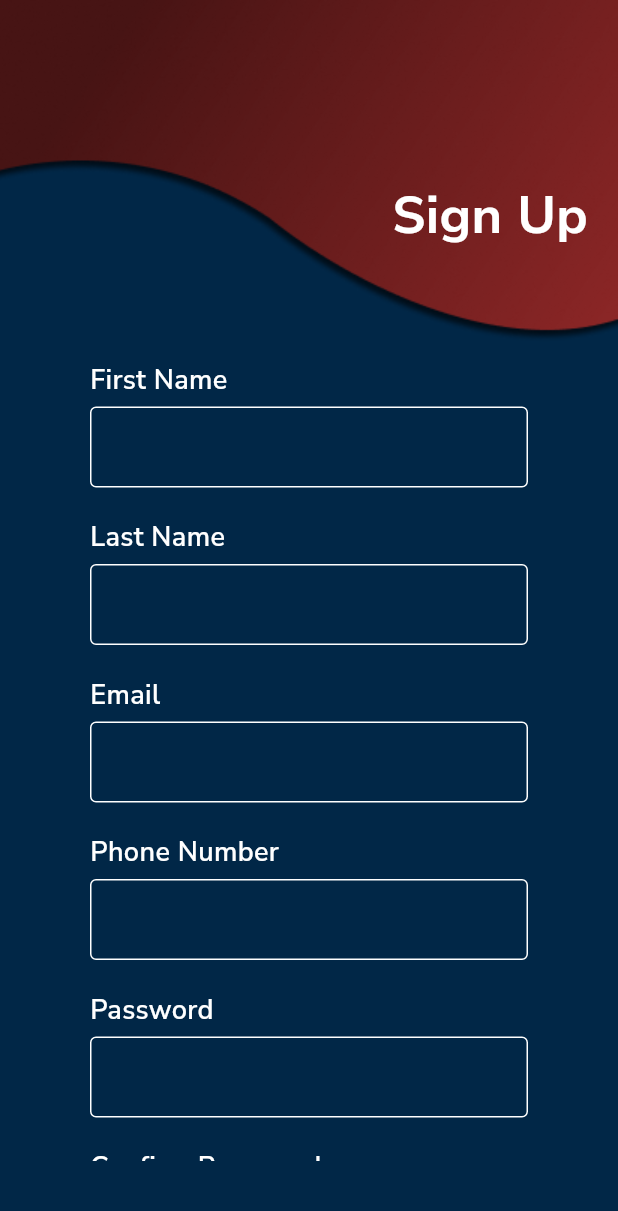
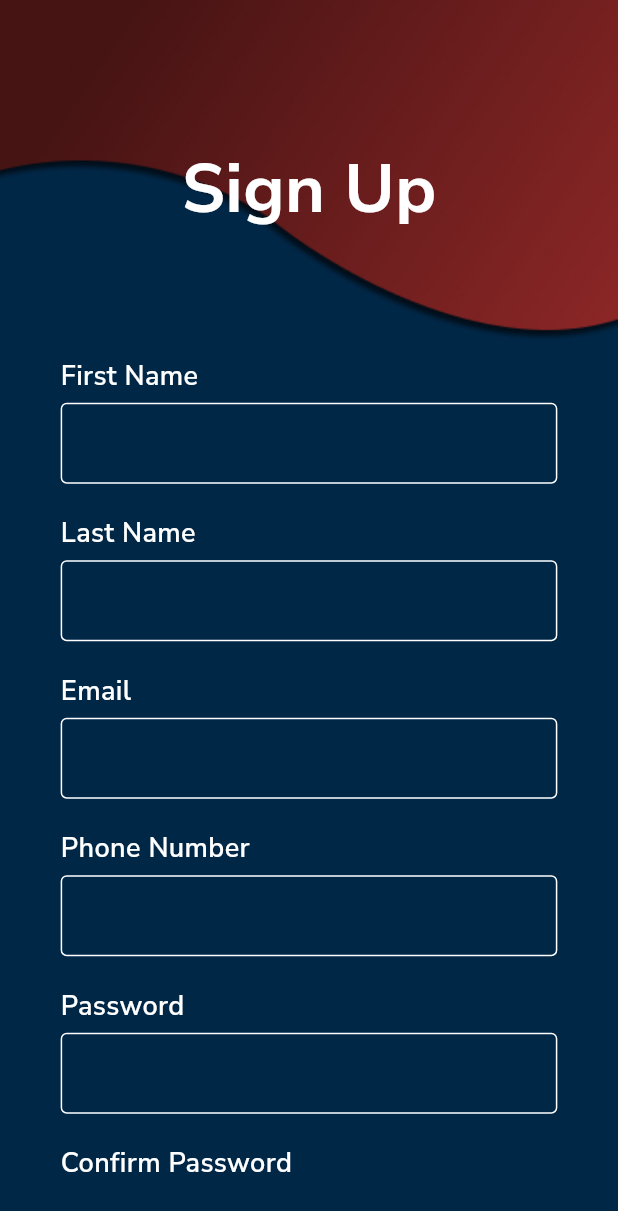
Before and after one commit to HussainMatloob/piffers, a Flutter app: the Signup screen opened by its route, on a phone screen of 412 x 824 dp. Shown: the top 1211 px of the screen. Run offline on Flutter 3.47's test engine with Material 3 defaults, Android fonts, the phone set to English and light mode, and no system bars; our stand-ins replace badges, firebase_core, firebase_messaging, flutter_local_notifications, flutter_otp_text_field, flutter_screenutil and 11 more; missing offline and left inert: flutter_pdfview, flutter_polyline_points, google_maps_url_extractor; accounts and stored records are empty; project files that could hold a hidden picture were left out.

Commit message:
minor changes

```diff
--- a/lib/Views/Auth/SignUp.dart
+++ b/lib/Views/Auth/SignUp.dart
@@ -2,10 +2,10 @@ import 'package:flutter/material.dart';
 import 'package:piffers/Views/Utils/utils.dart';
 import 'package:piffers/Views/Auth/Login.dart';
 import 'package:get/get.dart';
-import 'package:piffers/Views/controllers/authcontroller.dart';
+import 'package:piffers/Views/Controllers/Authcontroller.dart';
 import 'package:google_fonts/google_fonts.dart';
-
 import 'VarifyOTPScreen.dart';
+import 'package:flutter_screenutil/flutter_screenutil.dart';
 
 class Signup extends StatefulWidget {
   const Signup({super.key});
@@ -15,14 +15,14 @@ class Signup extends StatefulWidget {
 }
 
 class _SignupState extends State<Signup> {
-
   final AuthController authController = Get.put(AuthController());
   final TextEditingController _firstNameController = TextEditingController();
   final TextEditingController _lastNameController = TextEditingController();
   final TextEditingController _emailController = TextEditingController();
   final TextEditingController _phoneController = TextEditingController();
   final TextEditingController _passwordController = TextEditingController();
-  final TextEditingController _confirmPasswordController = TextEditingController();
+  final TextEditingController _confirmPasswordController =
+      TextEditingController();
 
   final _formKey = GlobalKey<FormState>();
 
@@ -48,55 +48,46 @@ class _SignupState extends State<Signup> {
               ),
             ),
             // Sign Up Text positioned
-            Positioned(
-              top: 120,
-              right: 20,
-              child: Text(
-                "Sign Up",
-                style: GoogleFonts.nunitoSans(
-                  fontSize: 35,
-                  fontWeight: FontWeight.w700,
-                  height: 47.74 / 35,
-                  // Line-height equivalent (lineHeight / fontSize)
-                  color: Colors.white, // Set text color to white
-                ),
-              ),
-            ),
+
             // Foreground content wrapped in SingleChildScrollView to allow scrolling
             Padding(
-              padding: const EdgeInsets.all(50),
+              padding: EdgeInsets.all(30.h),
               child: SingleChildScrollView(
                 child: Column(
                   crossAxisAlignment: CrossAxisAlignment.center,
                   children: [
-                    SizedBox(height: 180),
-
+                    SizedBox(height: 65.h),
+                    Text(
+                      "Sign Up",
+                      style: GoogleFonts.nunitoSans(
+                        fontSize: 45.sp,
+                        fontWeight: FontWeight.w700,
+                        height: 1.3.h,
+                        color: Colors.white,
+                      ),
+                    ),
+                    SizedBox(height: 70.h),
                     Utils().buildTextField('First Name', _firstNameController),
-
                     Utils().buildTextField('Last Name', _lastNameController),
-
                     Utils().buildTextField(
                         'Email', _emailController, TextInputType.emailAddress),
-
                     Utils().buildTextField(
                         'Phone Number', _phoneController, TextInputType.number),
-
                     Utils().buildTextField(
                       'Password',
                       _passwordController,
                     ),
-
                     Utils().buildTextField(
                       'Confirm Password',
                       _confirmPasswordController,
                     ),
-                    SizedBox(height: 20),
-
+                    SizedBox(height: 20.h),
                     SizedBox(
                       width: double.infinity,
                       child: Center(
                         child: Obx(() {
-                          print("Checking isLoading: ${authController.isLoading.value}");
+                          print(
+                              "Checking isLoading: ${authController.isLoading.value}");
 
                           if (authController.isLoading.value) {
                             return const CircularProgressIndicator();
@@ -105,14 +96,20 @@ class _SignupState extends State<Signup> {
                           return ElevatedButton(
                             onPressed: () async {
                               // Trim all input fields to avoid spaces issues
-                              String firstName = _firstNameController.text.trim();
+                              String firstName =
+                                  _firstNameController.text.trim();
                               String lastName = _lastNameController.text.trim();
                               String email = _emailController.text.trim();
                               String password = _passwordController.text.trim();
-                              String confirmPassword = _confirmPasswordController.text.trim();
+                              String confirmPassword =
+                                  _confirmPasswordController.text.trim();
 
                               // Validate required fields
-                              if (firstName.isEmpty || lastName.isEmpty || email.isEmpty || password.isEmpty || confirmPassword.isEmpty) {
+                              if (firstName.isEmpty ||
+                                  lastName.isEmpty ||
+                                  email.isEmpty ||
+                                  password.isEmpty ||
+                                  confirmPassword.isEmpty) {
                                 Get.snackbar(
                                   'Error',
                                   'All fields are required.',
@@ -135,7 +132,8 @@ class _SignupState extends State<Signup> {
                                 return;
                               }
 
-                              print("Form validated successfully. Registering user...");
+                              print(
+                                  "Form validated successfully. Registering user...");
 
                               // Call the register function
                               await authController.register(
@@ -149,8 +147,10 @@ class _SignupState extends State<Signup> {
                               Utils.saveString("email", email);
                             },
                             style: ElevatedButton.styleFrom(
-                              backgroundColor: const Color.fromRGBO(124, 2, 16, 1.0),
-                              padding: const EdgeInsets.symmetric(horizontal: 100, vertical: 15),
+                              backgroundColor:
+                                  const Color.fromRGBO(124, 2, 16, 1.0),
+                              padding: EdgeInsets.symmetric(
+                                  horizontal: 100.w, vertical: 15.h),
                               shape: RoundedRectangleBorder(
                                 borderRadius: BorderRadius.circular(30),
                               ),
@@ -158,7 +158,7 @@ class _SignupState extends State<Signup> {
                             child: Text(
                               'Sign Up',
                               style: GoogleFonts.nunitoSans(
-                                fontSize: 18,
+                                fontSize: 18.sp,
                                 fontWeight: FontWeight.w600,
                                 color: Colors.white,
                               ),
@@ -167,17 +167,14 @@ class _SignupState extends State<Signup> {
                         }),
                       ),
                     ),
-
-
-                    SizedBox(height: 30),
-
+                    SizedBox(height: 30.h),
                     Row(
                       mainAxisAlignment: MainAxisAlignment.center,
                       children: [
                         Text(
                           "Already have an account? ",
                           style: GoogleFonts.nunitoSans(
-                              fontSize: 13,
+                              fontSize: 13.sp,
                               fontWeight: FontWeight.w400,
                               color: Colors.grey),
                         ),
@@ -188,7 +185,7 @@ class _SignupState extends State<Signup> {
                           child: Text(
                             "Sign In",
                             style: GoogleFonts.nunitoSans(
-                                fontSize: 16,
+                                fontSize: 16.sp,
                                 fontWeight: FontWeight.w600,
                                 color: Colors.white),
                           ),
```
Also changed, not shown: lib/Views/Auth/ForgotPassworsd.dart (+5 -6 lines), lib/Views/Auth/Login.dart (+8 -1 lines), lib/Views/Auth/ResetPassword.dart (+7 -7 lines), lib/Views/Auth/VarifyOTPScreen.dart (+22 -21 lines), lib/Views/BottomNav/LocateResponder.dart (+147 -81 lines), 8 other files.
